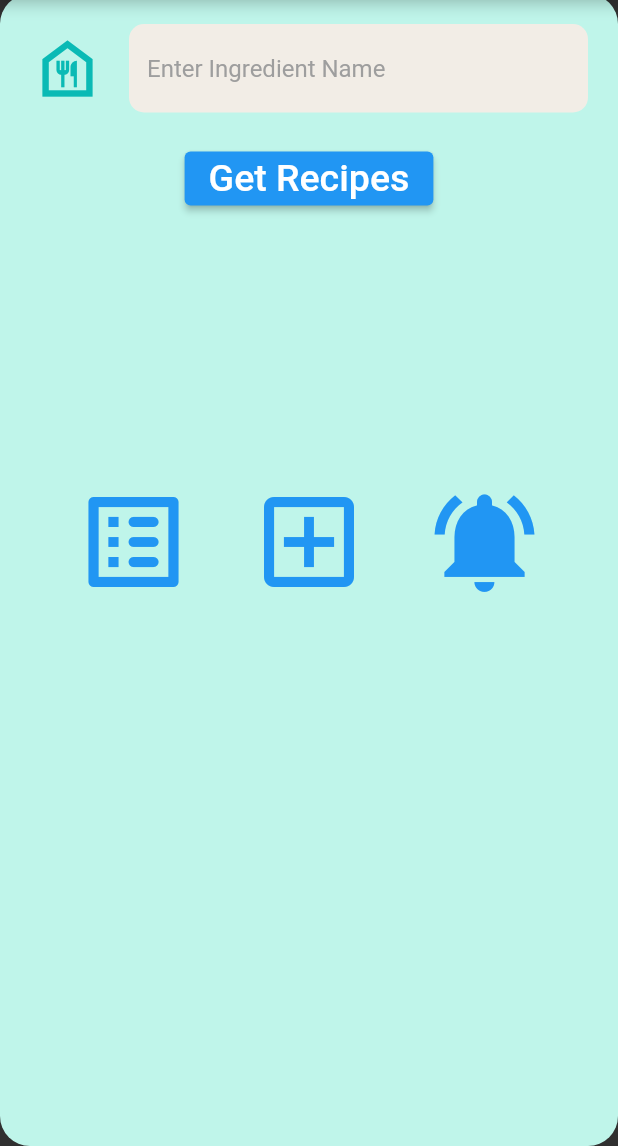
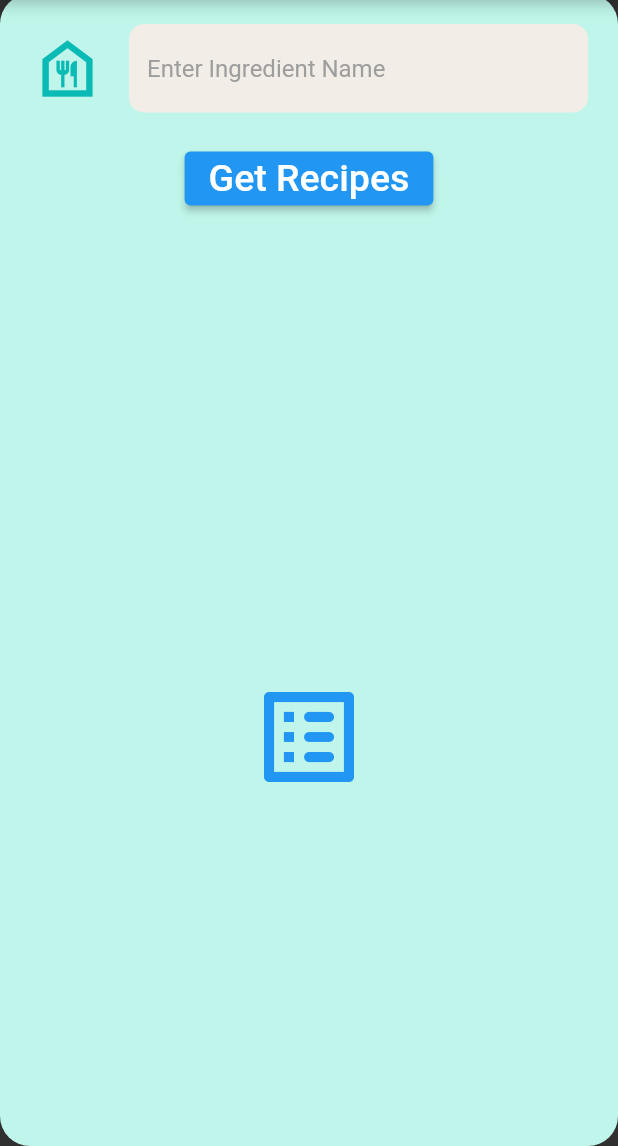
Before and after one commit to Satvik28/Flutter, a Flutter app: the screen it shows after launch, on a phone screen of 412 x 824 dp, the part 90-1236 px from its top. Run offline on Flutter 3.47's test engine with Material 2 defaults, Android fonts, the phone set to English and light mode, and no system bars; our stand-ins replace audioplayers, flutter_spinkit, font_awesome_flutter, geolocator, rflutter_alert; missing offline and left inert: geolocator_web.

```diff
--- a/be_project/lib/main_screen.dart
+++ b/be_project/lib/main_screen.dart
@@ -54,7 +54,7 @@ class _MainScreenState extends State<MainScreen> {
                   ),
                 ),
                 const SizedBox(
-                  height: 150.0,
+                  height: 280.0,
                 ),
                 Container(
                   padding: const EdgeInsets.all(20.0),
@@ -75,20 +75,6 @@ class _MainScreenState extends State<MainScreen> {
                           size: 80.0,
                         ),
                       ),
-                      TextButton(
-                        onPressed: () {},
-                        child: const Icon(
-                          Icons.add_box_outlined,
-                          size: 80.0,
-                        ),
-                      ),
-                      TextButton(
-                        onPressed: () {},
-                        child: const Icon(
-                          Icons.notifications_active,
-                          size: 80.0,
-                        ),
-                      ),
                     ],
                   ),
                 ),
```
Also changed, not shown: be_project/lib/list_page.dart (+54 -1 lines).
